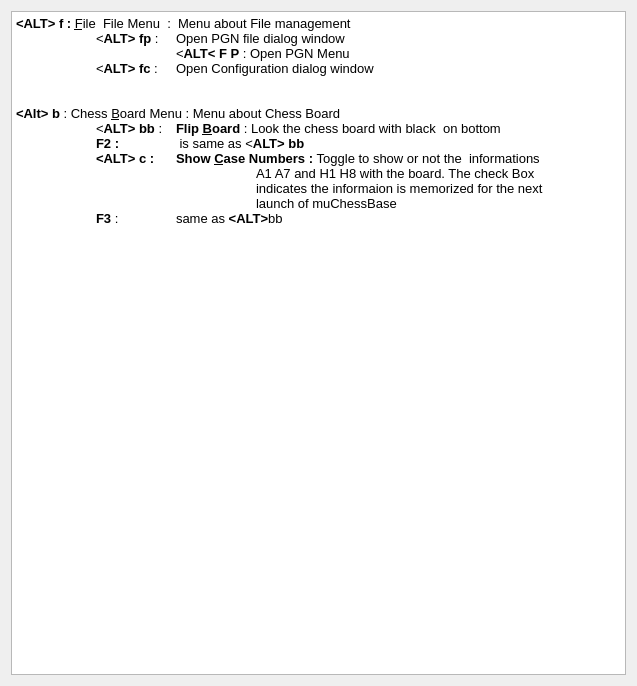
Above: src/dialogshortcuts.ui from gillesmaire/myChessBase before the change. Below: the same form after it.
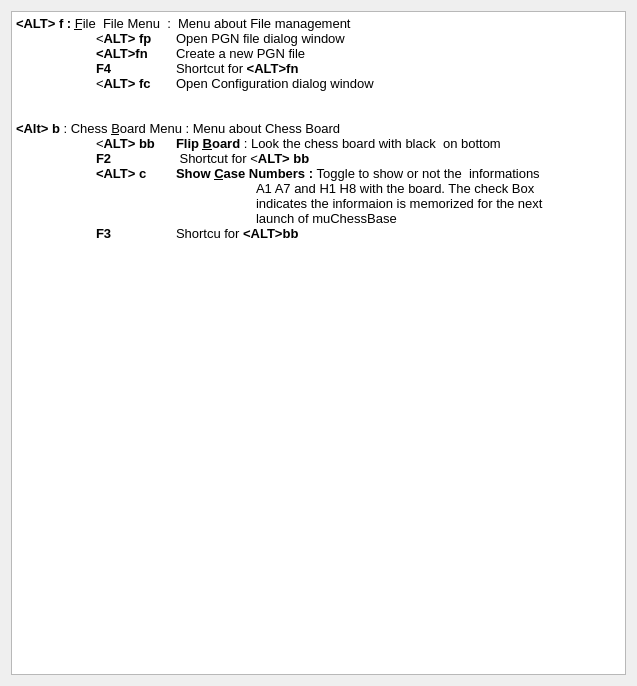
That is the form after the change.

Diff of the .ui file:
```diff
--- a/src/dialogshortcuts.ui
+++ b/src/dialogshortcuts.ui
@@ -25,17 +25,19 @@
 li.checked::marker { content: &quot;\2612&quot;; }
 &lt;/style&gt;&lt;/head&gt;&lt;body style=&quot; font-family:'Noto Sans'; font-size:10pt; font-weight:400; font-style:normal;&quot;&gt;
 &lt;p style=&quot; margin-top:0px; margin-bottom:0px; margin-left:0px; margin-right:0px; -qt-block-indent:0; text-indent:0px;&quot;&gt;&lt;span style=&quot; font-weight:700;&quot;&gt;&amp;lt;ALT&amp;gt; f :&lt;/span&gt; &lt;span style=&quot; text-decoration: underline;&quot;&gt;F&lt;/span&gt;ile  File Menu  :  Menu about File management&lt;/p&gt;
-&lt;p style=&quot; margin-top:0px; margin-bottom:0px; margin-left:0px; margin-right:0px; -qt-block-indent:0; text-indent:0px;&quot;&gt;	&amp;lt;&lt;span style=&quot; font-weight:700;&quot;&gt;ALT&amp;gt; fp &lt;/span&gt;: 	Open PGN file dialog window&lt;br /&gt;		&amp;lt;&lt;span style=&quot; font-weight:700;&quot;&gt;ALT&amp;lt; F P&lt;/span&gt; : Open PGN Menu &lt;/p&gt;
-&lt;p style=&quot; margin-top:0px; margin-bottom:0px; margin-left:0px; margin-right:0px; -qt-block-indent:0; text-indent:0px;&quot;&gt;	&amp;lt;&lt;span style=&quot; font-weight:700;&quot;&gt;ALT&amp;gt; fc &lt;/span&gt;: 	Open Configuration dialog window&lt;/p&gt;
+&lt;p style=&quot; margin-top:0px; margin-bottom:0px; margin-left:0px; margin-right:0px; -qt-block-indent:0; text-indent:0px;&quot;&gt;	&amp;lt;&lt;span style=&quot; font-weight:700;&quot;&gt;ALT&amp;gt; fp&lt;/span&gt; 	Open PGN file dialog window&lt;/p&gt;
+&lt;p style=&quot; margin-top:0px; margin-bottom:0px; margin-left:0px; margin-right:0px; -qt-block-indent:0; text-indent:0px;&quot;&gt;	&lt;span style=&quot; font-weight:700;&quot;&gt;&amp;lt;ALT&amp;gt;fn&lt;/span&gt;	Create a new PGN file &lt;/p&gt;
+&lt;p style=&quot; margin-top:0px; margin-bottom:0px; margin-left:0px; margin-right:0px; -qt-block-indent:0; text-indent:0px;&quot;&gt;	&lt;span style=&quot; font-weight:700;&quot;&gt;F4	&lt;/span&gt;Shortcut for &lt;span style=&quot; font-weight:700;&quot;&gt;&amp;lt;ALT&amp;gt;fn&lt;/span&gt;&lt;/p&gt;
+&lt;p style=&quot; margin-top:0px; margin-bottom:0px; margin-left:0px; margin-right:0px; -qt-block-indent:0; text-indent:0px;&quot;&gt;	&amp;lt;&lt;span style=&quot; font-weight:700;&quot;&gt;ALT&amp;gt; fc&lt;/span&gt; 	Open Configuration dialog window&lt;/p&gt;
 &lt;p dir='rtl' style=&quot;-qt-paragraph-type:empty; margin-top:0px; margin-bottom:0px; margin-left:0px; margin-right:0px; -qt-block-indent:0; text-indent:0px;&quot;&gt;&lt;br /&gt;&lt;/p&gt;
 &lt;p style=&quot;-qt-paragraph-type:empty; margin-top:0px; margin-bottom:0px; margin-left:0px; margin-right:0px; -qt-block-indent:0; text-indent:0px;&quot;&gt;&lt;br /&gt;&lt;/p&gt;
 &lt;p style=&quot; margin-top:0px; margin-bottom:0px; margin-left:0px; margin-right:0px; -qt-block-indent:0; text-indent:0px;&quot;&gt;&lt;span style=&quot; font-weight:700;&quot;&gt;&amp;lt;Alt&amp;gt; b &lt;/span&gt;: Chess &lt;span style=&quot; text-decoration: underline;&quot;&gt;B&lt;/span&gt;oard Menu : Menu about Chess Board&lt;/p&gt;
-&lt;p style=&quot; margin-top:0px; margin-bottom:0px; margin-left:0px; margin-right:0px; -qt-block-indent:0; text-indent:0px;&quot;&gt;	&amp;lt;&lt;span style=&quot; font-weight:700;&quot;&gt;ALT&amp;gt; bb&lt;/span&gt; :  	&lt;span style=&quot; font-weight:700;&quot;&gt;Flip &lt;/span&gt;&lt;span style=&quot; font-weight:700; text-decoration: underline;&quot;&gt;B&lt;/span&gt;&lt;span style=&quot; font-weight:700;&quot;&gt;oard&lt;/span&gt; : Look the chess board with black  on bottom&lt;/p&gt;
-&lt;p style=&quot; margin-top:0px; margin-bottom:0px; margin-left:0px; margin-right:0px; -qt-block-indent:0; text-indent:0px;&quot;&gt;	&lt;span style=&quot; font-weight:700;&quot;&gt;F2 :&lt;/span&gt; 	 is same as &amp;lt;&lt;span style=&quot; font-weight:700;&quot;&gt;ALT&amp;gt; bb&lt;/span&gt;&lt;/p&gt;
-&lt;p style=&quot; margin-top:0px; margin-bottom:0px; margin-left:0px; margin-right:0px; -qt-block-indent:0; text-indent:0px;&quot;&gt;&lt;span style=&quot; font-weight:700;&quot;&gt;	&amp;lt;ALT&amp;gt; c :	Show &lt;/span&gt;&lt;span style=&quot; font-weight:700; text-decoration: underline;&quot;&gt;C&lt;/span&gt;&lt;span style=&quot; font-weight:700;&quot;&gt;ase Numbers : &lt;/span&gt;Toggle to show or not the  informations&lt;br /&gt;                                              	A1 A7 and H1 H8 with the board. The check Box&lt;/p&gt;
+&lt;p style=&quot; margin-top:0px; margin-bottom:0px; margin-left:0px; margin-right:0px; -qt-block-indent:0; text-indent:0px;&quot;&gt;	&amp;lt;&lt;span style=&quot; font-weight:700;&quot;&gt;ALT&amp;gt; bb&lt;/span&gt;  	&lt;span style=&quot; font-weight:700;&quot;&gt;Flip &lt;/span&gt;&lt;span style=&quot; font-weight:700; text-decoration: underline;&quot;&gt;B&lt;/span&gt;&lt;span style=&quot; font-weight:700;&quot;&gt;oard&lt;/span&gt; : Look the chess board with black  on bottom&lt;/p&gt;
+&lt;p style=&quot; margin-top:0px; margin-bottom:0px; margin-left:0px; margin-right:0px; -qt-block-indent:0; text-indent:0px;&quot;&gt;	&lt;span style=&quot; font-weight:700;&quot;&gt;F2&lt;/span&gt;	 Shortcut for &amp;lt;&lt;span style=&quot; font-weight:700;&quot;&gt;ALT&amp;gt; bb&lt;/span&gt;&lt;/p&gt;
+&lt;p style=&quot; margin-top:0px; margin-bottom:0px; margin-left:0px; margin-right:0px; -qt-block-indent:0; text-indent:0px;&quot;&gt;&lt;span style=&quot; font-weight:700;&quot;&gt;	&amp;lt;ALT&amp;gt; c	Show &lt;/span&gt;&lt;span style=&quot; font-weight:700; text-decoration: underline;&quot;&gt;C&lt;/span&gt;&lt;span style=&quot; font-weight:700;&quot;&gt;ase Numbers : &lt;/span&gt;Toggle to show or not the  informations&lt;br /&gt;                                              	A1 A7 and H1 H8 with the board. The check Box&lt;/p&gt;
 &lt;p style=&quot; margin-top:0px; margin-bottom:0px; margin-left:0px; margin-right:0px; -qt-block-indent:0; text-indent:0px;&quot;&gt;                                              	indicates the informaion is memorized for the next &lt;/p&gt;
 &lt;p style=&quot; margin-top:0px; margin-bottom:0px; margin-left:0px; margin-right:0px; -qt-block-indent:0; text-indent:0px;&quot;&gt;                                              	launch of muChessBase&lt;/p&gt;
-&lt;p style=&quot; margin-top:0px; margin-bottom:0px; margin-left:0px; margin-right:0px; -qt-block-indent:0; text-indent:0px;&quot;&gt;	&lt;span style=&quot; font-weight:700;&quot;&gt;F3&lt;/span&gt; : 	same as &lt;span style=&quot; font-weight:700;&quot;&gt;&amp;lt;ALT&amp;gt;&lt;/span&gt;bb&lt;/p&gt;
+&lt;p style=&quot; margin-top:0px; margin-bottom:0px; margin-left:0px; margin-right:0px; -qt-block-indent:0; text-indent:0px;&quot;&gt;	&lt;span style=&quot; font-weight:700;&quot;&gt;F3&lt;/span&gt; 	Shortcu for &lt;span style=&quot; font-weight:700;&quot;&gt;&amp;lt;ALT&amp;gt;bb&lt;/span&gt;&lt;/p&gt;
 &lt;p style=&quot; margin-top:0px; margin-bottom:0px; margin-left:0px; margin-right:0px; -qt-block-indent:0; text-indent:0px;&quot;&gt;	&lt;/p&gt;&lt;/body&gt;&lt;/html&gt;</string>
      </property>
     </widget>
```
